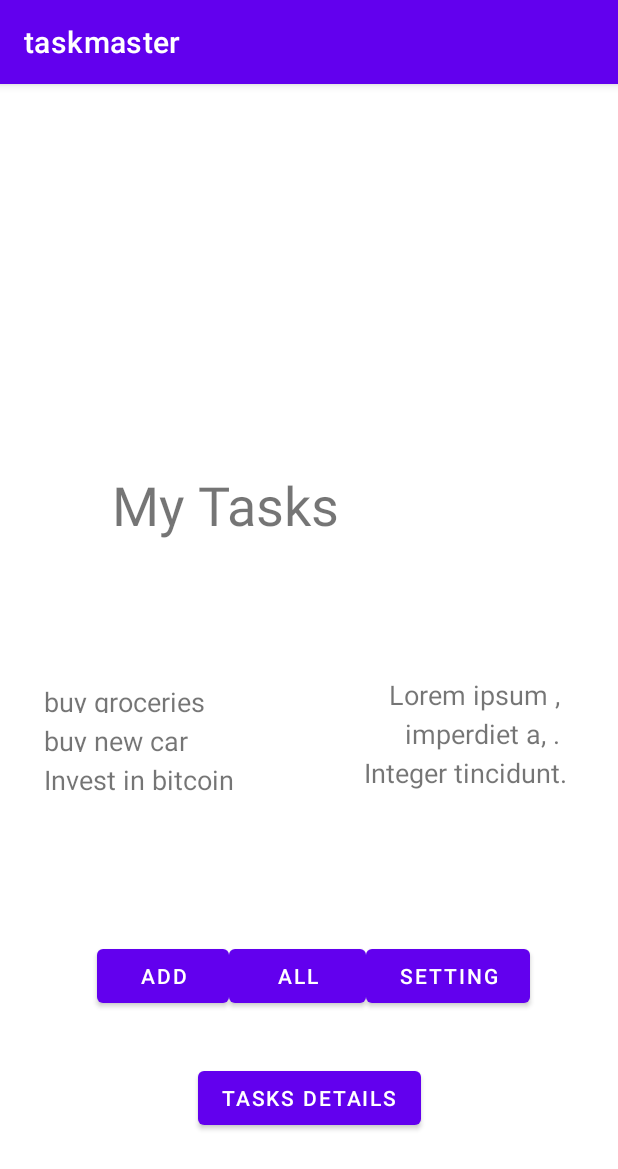
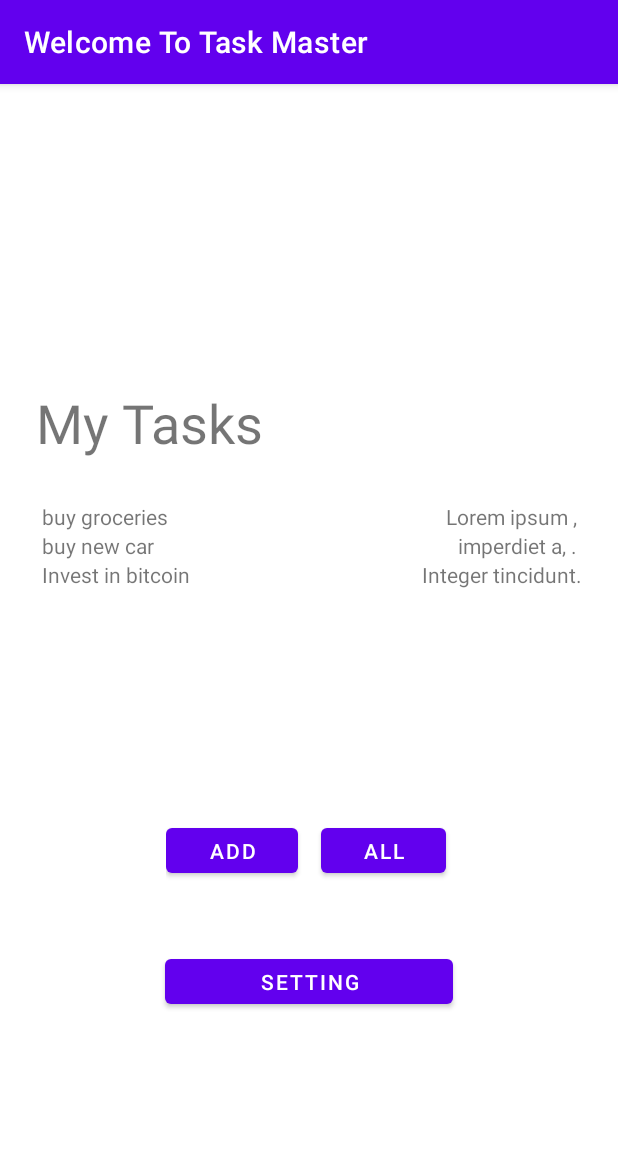
Before and after one commit to anassawalha95/taskmaster, an Android app: the screen it shows after launch (MainActivity), on a phone screen of 412 x 824 dp. Shown: the top 1169 px of the screen. Run offline under Robolectric (Android 15) with nearby library versions, the phone set to English and light mode, and no system bars.

Commit message:
updated lab28

```diff
--- a/app/src/main/java/com/example/taskmaster/MainActivity.java
+++ b/app/src/main/java/com/example/taskmaster/MainActivity.java
@@ -24,6 +24,9 @@ public class MainActivity extends AppCompatActivity implements ViewAdapter.OnTas
     protected void onCreate(Bundle savedInstanceState) {
         super.onCreate(savedInstanceState);
         setContentView(R.layout.activity_main);
+
+        setTitle("Welcome To Task Master");
+
 
         TextView welcome_msg=(TextView)findViewById(R.id.welcome_msg);
 
--- a/app/src/main/res/layout/activity_main.xml
+++ b/app/src/main/res/layout/activity_main.xml
@@ -6,91 +6,107 @@
     android:layout_height="match_parent"
     tools:context=".MainActivity">
 
-
     <TextView
         android:id="@+id/textView9"
-        android:layout_width="262dp"
+        android:layout_width="0dp"
         android:layout_height="53dp"
-        android:layout_marginBottom="84dp"
+        android:layout_marginStart="24dp"
+        android:layout_marginLeft="24dp"
+        android:layout_marginTop="24dp"
+        android:layout_marginEnd="24dp"
+        android:layout_marginRight="24dp"
         android:text="My Tasks"
         android:textColorLink="#000000"
         android:textSize="36sp"
-        app:layout_constraintBottom_toTopOf="@+id/recyclerView"
         app:layout_constraintEnd_toEndOf="parent"
-        app:layout_constraintHorizontal_bias="0.496"
+        app:layout_constraintHorizontal_bias="0.51"
         app:layout_constraintLeft_toLeftOf="parent"
         app:layout_constraintRight_toRightOf="parent"
-        app:layout_constraintStart_toStartOf="parent" />
+        app:layout_constraintStart_toStartOf="parent"
+        app:layout_constraintTop_toBottomOf="@+id/welcome_msg" />
 
     <TextView
         android:id="@+id/welcome_msg"
-        android:layout_width="262dp"
+        android:layout_width="0dp"
         android:layout_height="53dp"
-        android:layout_marginTop="88dp"
+        android:layout_marginStart="24dp"
+        android:layout_marginLeft="24dp"
+        android:layout_marginTop="124dp"
+        android:layout_marginEnd="24dp"
+        android:layout_marginRight="24dp"
         android:textAllCaps="false"
         android:textSize="30sp"
-        app:layout_constraintBottom_toTopOf="@+id/textView9"
         app:layout_constraintEnd_toEndOf="parent"
-        app:layout_constraintHorizontal_bias="0.496"
+        app:layout_constraintHorizontal_bias="1.0"
         app:layout_constraintStart_toStartOf="parent"
-        app:layout_constraintTop_toTopOf="parent"
-        app:layout_constraintVertical_bias="0.0" />
+        app:layout_constraintTop_toTopOf="parent" />
+
+    <androidx.recyclerview.widget.RecyclerView
+        android:id="@+id/recyclerView"
+        android:layout_width="0dp"
+        android:layout_height="187dp"
+        android:layout_marginStart="24dp"
+        android:layout_marginLeft="24dp"
+        android:layout_marginTop="24dp"
+        android:layout_marginEnd="24dp"
+        android:layout_marginRight="24dp"
+        android:scrollbarAlwaysDrawVerticalTrack="true"
+        app:layout_constraintEnd_toEndOf="parent"
+        app:layout_constraintHorizontal_bias="0.538"
+        app:layout_constraintStart_toStartOf="parent"
+        app:layout_constraintTop_toBottomOf="@+id/textView9" />
 
     <LinearLayout
         android:id="@+id/linearLayout"
-        android:layout_width="362dp"
-        android:layout_height="49dp"
-        android:layout_marginBottom="32dp"
+        android:layout_width="191dp"
+        android:layout_height="42dp"
+        android:layout_marginStart="24dp"
+        android:layout_marginLeft="24dp"
+        android:layout_marginTop="24dp"
+        android:layout_marginEnd="24dp"
+        android:layout_marginRight="24dp"
         android:orientation="horizontal"
-        app:layout_constraintBottom_toTopOf="@+id/task_details"
         app:layout_constraintEnd_toEndOf="parent"
-        app:layout_constraintHorizontal_bias="0.489"
-        app:layout_constraintStart_toStartOf="parent">
+        app:layout_constraintHorizontal_bias="0.5"
+        app:layout_constraintStart_toStartOf="parent"
+        app:layout_constraintTop_toBottomOf="@+id/recyclerView">
 
         <Button
             android:id="@+id/button"
             android:layout_width="wrap_content"
-            android:layout_height="wrap_content"
-            android:layout_marginStart="40dp"
-            android:layout_marginLeft="40dp"
+            android:layout_height="match_parent"
+            android:baselineAligned="true"
             android:onClick="renderAddTaskView"
             android:text="Add" />
 
         <Button
             android:id="@+id/button2"
-            android:layout_width="91dp"
-            android:layout_height="wrap_content"
+            android:layout_width="wrap_content"
+            android:layout_height="match_parent"
+            android:layout_marginStart="15dp"
+            android:layout_marginLeft="15dp"
+            android:baselineAligned="true"
+            android:insetRight="5dp"
             android:onClick="renderAllTasksView"
             android:text="All" />
 
-        <Button
-            android:id="@+id/setting"
-            android:layout_width="109dp"
-            android:layout_height="wrap_content"
-            android:layout_marginEnd="36dp"
-            android:layout_marginRight="36dp"
-            android:onClick="renderSettingView"
-            android:text="Setting" />
     </LinearLayout>
 
     <Button
-        android:id="@+id/task_details"
-        android:layout_width="wrap_content"
-        android:layout_height="wrap_content"
-        android:layout_marginBottom="68dp"
-        android:onClick="renderTaskDetailsView"
-        android:text="Tasks Details"
+        android:id="@+id/setting"
+        android:layout_width="192dp"
+        android:layout_height="42dp"
+        android:layout_marginTop="24dp"
+        android:layout_marginBottom="24dp"
+        android:layout_weight="1"
+        android:onClick="renderSettingView"
+        android:text="Setting"
         app:layout_constraintBottom_toBottomOf="parent"
         app:layout_constraintEnd_toEndOf="parent"
-        app:layout_constraintStart_toStartOf="parent" />
+        app:layout_constraintHorizontal_bias="0.5"
+        app:layout_constraintStart_toStartOf="parent"
+        app:layout_constraintTop_toBottomOf="@+id/linearLayout"
+        app:layout_constraintVertical_bias="0.145" />
 
-    <androidx.recyclerview.widget.RecyclerView
-        android:id="@+id/recyclerView"
-        android:layout_width="359dp"
-        android:layout_height="149dp"
-        android:layout_marginBottom="28dp"
-        app:layout_constraintBottom_toTopOf="@+id/linearLayout"
-        app:layout_constraintEnd_toEndOf="parent"
-        app:layout_constraintHorizontal_bias="0.488"
-        app:layout_constraintStart_toStartOf="parent" />
+
 </androidx.constraintlayout.widget.ConstraintLayout>
--- a/app/src/main/res/layout/fragment_task.xml
+++ b/app/src/main/res/layout/fragment_task.xml
@@ -1,38 +1,31 @@
 <?xml version="1.0" encoding="utf-8"?>
-<RelativeLayout  xmlns:android="http://schemas.android.com/apk/res/android"
+<androidx.constraintlayout.widget.ConstraintLayout xmlns:android="http://schemas.android.com/apk/res/android"
+    xmlns:app="http://schemas.android.com/apk/res-auto"
     xmlns:tools="http://schemas.android.com/tools"
+    android:id="@+id/linearLayout"
     android:layout_width="match_parent"
     android:layout_height="wrap_content"
+    android:gravity="top"
     tools:context=".TaskFragment">
+
 
     <TextView
         android:id="@+id/f_title"
         android:layout_width="wrap_content"
-        android:layout_height="20dp"
-        android:layout_alignParentStart="true"
-        android:layout_alignParentLeft="true"
-        android:layout_alignParentTop="true"
-        android:layout_marginStart="3dp"
-        android:layout_marginLeft="3dp"
-        android:layout_marginTop="6dp"
-        android:layout_marginEnd="8dp"
-        android:layout_marginRight="8dp"
-        android:layout_toStartOf="@+id/f_description"
-        android:layout_toLeftOf="@+id/f_description"
-        android:text="TextView"
-        android:textSize="18sp" />
+        android:layout_height="wrap_content"
+        android:layout_marginStart="4dp"
+        android:layout_marginLeft="4dp"
+        android:text="Item Title"
+        app:layout_constraintBaseline_toBaselineOf="@+id/f_description"
+        app:layout_constraintStart_toStartOf="parent" />
 
     <TextView
         android:id="@+id/f_description"
         android:layout_width="wrap_content"
         android:layout_height="wrap_content"
-        android:layout_alignParentTop="true"
-        android:layout_alignParentEnd="true"
-        android:layout_alignParentRight="true"
-        android:layout_marginTop="1dp"
-        android:layout_marginEnd="7dp"
-        android:layout_marginRight="7dp"
-        android:text="TextView"
-        android:textSize="18sp" />
+        android:text="Task Body"
+        app:layout_constraintEnd_toEndOf="parent"
+        app:layout_constraintTop_toTopOf="parent" />
 
-</RelativeLayout >
+
+</androidx.constraintlayout.widget.ConstraintLayout>
```
Also changed, not shown: app/src/main/java/com/example/taskmaster/AddTask.java (+26 -0 lines), app/src/main/java/com/example/taskmaster/AllTasks.java (+72 -1 lines), app/src/main/java/com/example/taskmaster/Settings.java (+22 -0 lines), app/src/main/java/com/example/taskmaster/TaskDetail.java (+21 -0 lines), app/src/main/res/layout/activity_add_task.xml (+55 -34 lines), app/src/main/res/layout/activity_all_tasks.xml (+22 -9 lines), app/src/main/res/layout/activity_settings.xml (+26 -15 lines), app/src/main/res/layout/activity_task_detail.xml (+20 -9 lines).
